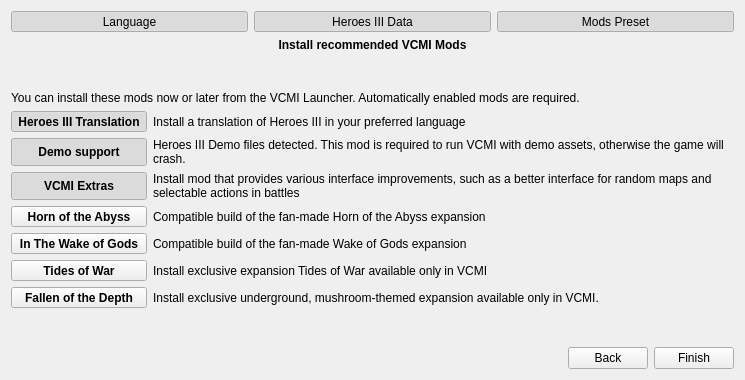
Qt form launcher/firstLaunch/firstlaunch_moc.ui (GeorgeK1ng/vcmi) before a commit.
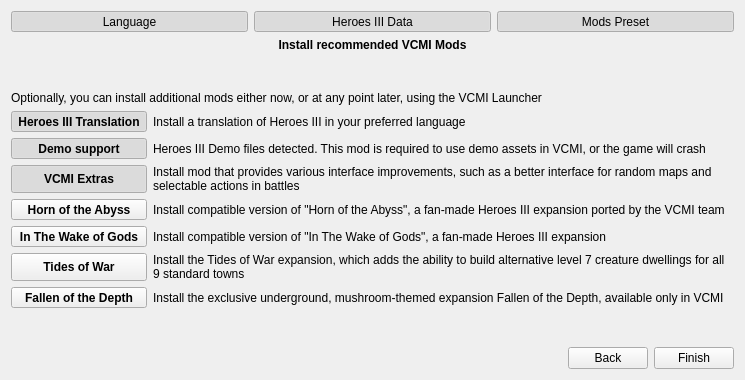
The same form after that commit. Icons and pictures are not drawn.

Commit message: Update text descriptions in firstlaunch_moc.ui

Patch:
```diff
--- a/launcher/firstLaunch/firstlaunch_moc.ui
+++ b/launcher/firstLaunch/firstlaunch_moc.ui
@@ -679,7 +679,7 @@
             </sizepolicy>
            </property>
            <property name="text">
-            <string>Compatible build of the fan-made Horn of the Abyss expansion</string>
+            <string>Install compatible version of &quot;Horn of the Abyss&quot;, a fan-made Heroes III expansion ported by the VCMI team</string>
            </property>
            <property name="wordWrap">
             <bool>true</bool>
@@ -695,7 +695,7 @@
             </sizepolicy>
            </property>
            <property name="text">
-            <string>You can install these mods now or later from the VCMI Launcher. Automatically enabled mods are required.</string>
+            <string>Optionally, you can install additional mods either now, or at any point later, using the VCMI Launcher</string>
            </property>
            <property name="wordWrap">
             <bool>true</bool>
@@ -778,7 +778,7 @@
             </sizepolicy>
            </property>
            <property name="text">
-            <string>Compatible build of the fan-made Wake of Gods expansion</string>
+            <string>Install compatible version of &quot;In The Wake of Gods&quot;, a fan-made Heroes III expansion</string>
            </property>
            <property name="wordWrap">
             <bool>true</bool>
@@ -794,7 +794,7 @@
             </sizepolicy>
            </property>
            <property name="text">
-            <string>Install exclusive expansion Tides of War available only in VCMI</string>
+            <string>Install the Tides of War expansion, which adds the ability to build alternative level 7 creature dwellings for all 9 standard towns</string>
            </property>
            <property name="wordWrap">
             <bool>true</bool>
@@ -810,7 +810,7 @@
             </sizepolicy>
            </property>
            <property name="text">
-            <string>Install exclusive underground, mushroom-themed expansion available only in VCMI.</string>
+            <string>Install the exclusive underground, mushroom-themed expansion Fallen of the Depth, available only in VCMI</string>
            </property>
            <property name="wordWrap">
             <bool>true</bool>
@@ -826,7 +826,7 @@
             </sizepolicy>
            </property>
            <property name="text">
-            <string>Heroes III Demo files detected. This mod is required to run VCMI with demo assets, otherwise the game will crash.</string>
+            <string>Heroes III Demo files detected. This mod is required to use demo assets in VCMI, or the game will crash</string>
            </property>
            <property name="wordWrap">
             <bool>true</bool>
```
